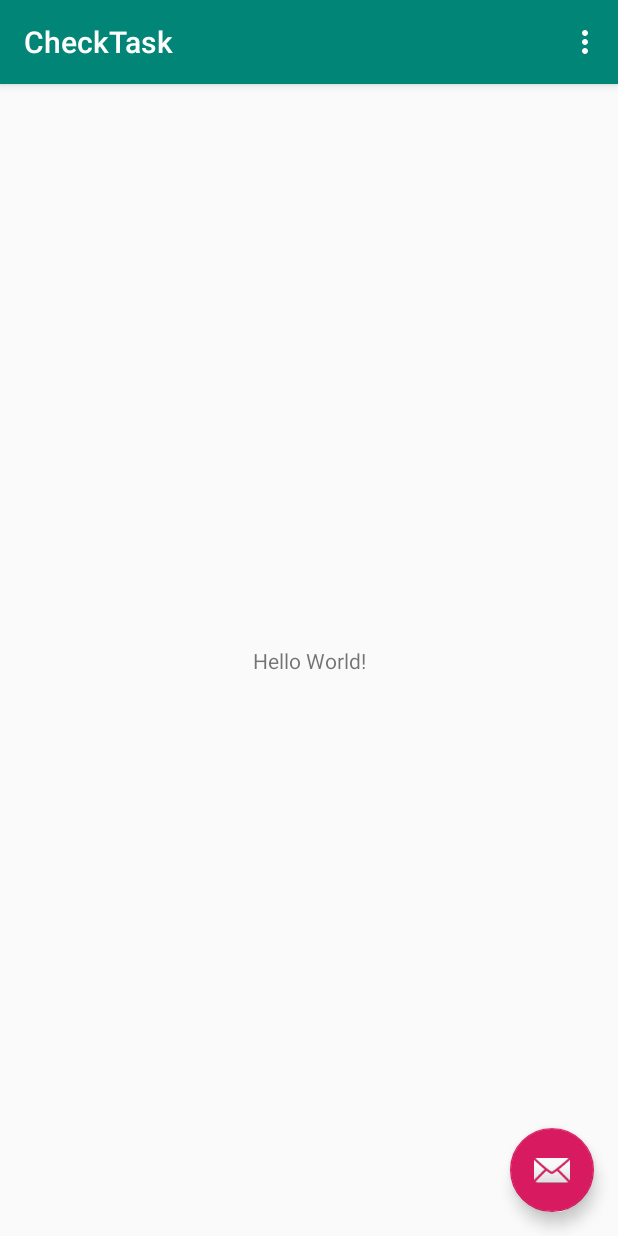
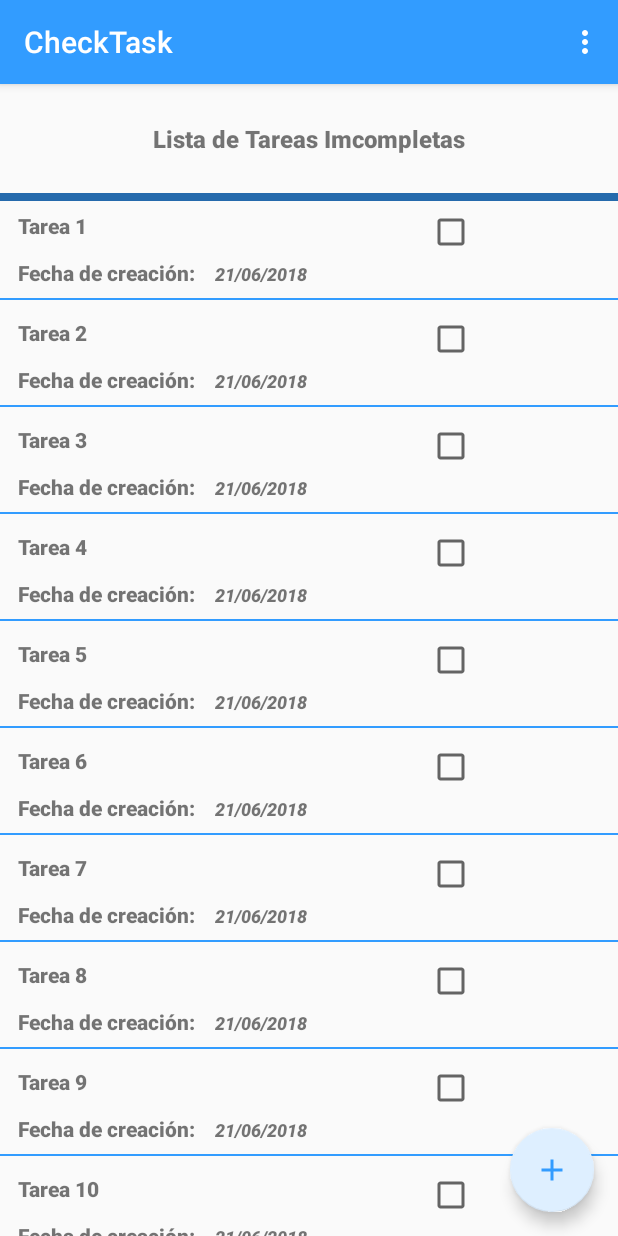
Before and after one commit to OliZisko/CheckTask, an Android app: the screen it shows after launch (MainActivity), on a phone screen of 412 x 824 dp. Run offline under Robolectric (Android 15) with nearby library versions, the phone set to English and light mode, and no system bars.

Commit message:
Vistas Tareas Incompletas (RecyclerView)

```diff
--- a/app/src/main/java/com/example/checktask/MainActivity.java
+++ b/app/src/main/java/com/example/checktask/MainActivity.java
@@ -4,12 +4,20 @@ import android.os.Bundle;
 import android.support.design.widget.FloatingActionButton;
 import android.support.design.widget.Snackbar;
 import android.support.v7.app.AppCompatActivity;
+import android.support.v7.widget.LinearLayoutManager;
+import android.support.v7.widget.RecyclerView;
 import android.support.v7.widget.Toolbar;
 import android.view.View;
 import android.view.Menu;
 import android.view.MenuItem;
 
+import java.util.LinkedList;
+
 public class MainActivity extends AppCompatActivity {
+    private final LinkedList<String> mTaskList = new LinkedList<>();
+    private RecyclerView mRecyclerView;
+    private TaskListAdapter taskAdapter;
+
 
     @Override
     protected void onCreate(Bundle savedInstanceState) {
@@ -17,13 +25,29 @@ public class MainActivity extends AppCompatActivity {
         setContentView(R.layout.activity_main);
         Toolbar toolbar = findViewById(R.id.toolbar);
         setSupportActionBar(toolbar);
-
+        for (int i = 1; i < 21; i++) {
+            mTaskList.addLast("Tarea " + i);
+        }
+        // Obtiene un handle para el RecyclerView.
+        mRecyclerView = findViewById(R.id.recyclerview);
+        // Crea un adapter y suministra los datos a ser mostrados.
+        taskAdapter = new TaskListAdapter(this, mTaskList);
+        // Conecta el adapter con el RecyclerView.
+        mRecyclerView.setAdapter(taskAdapter);
+        // Le da al RecyclerView un layout manager por defecto.
+        mRecyclerView.setLayoutManager(new LinearLayoutManager(this));
         FloatingActionButton fab = findViewById(R.id.fab);
         fab.setOnClickListener(new View.OnClickListener() {
             @Override
             public void onClick(View view) {
-                Snackbar.make(view, "Replace with your own action", Snackbar.LENGTH_LONG)
-                        .setAction("Action", null).show();
+                int wordListSize = mTaskList.size();
+                // Add a new word to the end of the wordList.
+                mTaskList.addLast("Tarea " + wordListSize);
+                // Notify the adapter, that the data has changed so it can
+                // update the RecyclerView to display the data.
+                mRecyclerView.getAdapter().notifyItemInserted(wordListSize);
+                // Scroll to the bottom.
+                mRecyclerView.smoothScrollToPosition(wordListSize);
             }
         });
     }
--- /dev/null
+++ b/app/src/main/java/com/example/checktask/TaskListAdapter.java
@@ -0,0 +1,68 @@
+package com.example.checktask;
+
+import android.content.Context;
+import android.support.annotation.NonNull;
+import android.support.v7.widget.RecyclerView;
+import android.view.LayoutInflater;
+import android.view.View;
+import android.view.ViewGroup;
+import android.widget.TextView;
+
+import java.util.LinkedList;
+
+public class TaskListAdapter extends RecyclerView.Adapter<TaskListAdapter.TaskViewHolder> {
+
+    private LinkedList<String> mTaskList;
+    private LayoutInflater mInflater;
+
+    public TaskListAdapter(Context context, LinkedList<String> taskList) {
+        mInflater = LayoutInflater.from(context);
+        this.mTaskList = taskList;
+    }
+
+    @NonNull
+    @Override
+    public TaskViewHolder onCreateViewHolder(@NonNull ViewGroup viewGroup, int i) {
+        View mItemView = mInflater.inflate(R.layout.tasks_imcomplete, viewGroup, false);
+        return new TaskViewHolder(mItemView, this);
+
+    }
+
+    @Override
+    public void onBindViewHolder(@NonNull TaskViewHolder taskViewHolder, int i) {
+        String mCurrent = mTaskList.get(i);
+        taskViewHolder.detailItemView.setText(mCurrent);
+
+    }
+
+    @Override
+    public int getItemCount() {
+        return mTaskList.size();
+    }
+
+    class TaskViewHolder extends RecyclerView.ViewHolder implements View.OnClickListener {
+        public final TextView detailItemView;
+        final TaskListAdapter taskAdapter;
+
+        public TaskViewHolder(View itemView, TaskListAdapter adapter) {
+            super(itemView);
+            detailItemView = itemView.findViewById(R.id.detailTask);
+            this.taskAdapter = adapter;
+            itemView.setOnClickListener(this);
+        }
+
+        @Override
+        public void onClick(View v) {
+            // Obtiene la posición del elemento al que se le hizo clic.
+            int mPosition = getLayoutPosition();
+            // Usado para tener acceso al elemento afectado en mWordList.
+            String element = mTaskList.get(mPosition);
+            // Cambia la palabra en la mWordList.
+            mTaskList.set(mPosition, "Clicked! " + element);
+            // Notifica al adapter, que los datos han cambiado de manera que
+            // actualice el RecyclerView para que muestre los datos.
+            taskAdapter.notifyDataSetChanged();
+        }
+    }
+
+}
--- /dev/null
+++ b/app/src/main/res/drawable-anydpi/ic_add_task.xml
@@ -0,0 +1,10 @@
+<vector xmlns:android="http://schemas.android.com/apk/res/android"
+    android:width="24dp"
+    android:height="24dp"
+    android:viewportWidth="24"
+    android:viewportHeight="24"
+    android:tint="#329CFF">
+    <path
+        android:fillColor="#FF000000"
+        android:pathData="M19,13h-6v6h-2v-6H5v-2h6V5h2v6h6v2z"/>
+</vector>
--- a/app/src/main/res/layout/activity_main.xml
+++ b/app/src/main/res/layout/activity_main.xml
@@ -28,6 +28,6 @@
         android:layout_height="wrap_content"
         android:layout_gravity="bottom|end"
         android:layout_margin="@dimen/fab_margin"
-        app:srcCompat="@android:drawable/ic_dialog_email" />
+        android:src="@drawable/ic_add_task" />
 
 </android.support.design.widget.CoordinatorLayout>
--- a/app/src/main/res/layout/content_main.xml
+++ b/app/src/main/res/layout/content_main.xml
@@ -1,5 +1,5 @@
 <?xml version="1.0" encoding="utf-8"?>
-<android.support.constraint.ConstraintLayout xmlns:android="http://schemas.android.com/apk/res/android"
+<RelativeLayout xmlns:android="http://schemas.android.com/apk/res/android"
     xmlns:app="http://schemas.android.com/apk/res-auto"
     xmlns:tools="http://schemas.android.com/tools"
     android:layout_width="match_parent"
@@ -9,12 +9,28 @@
     tools:showIn="@layout/activity_main">
 
     <TextView
+        android:id="@+id/titleTasks"
         android:layout_width="wrap_content"
         android:layout_height="wrap_content"
-        android:text="Hello World!"
-        app:layout_constraintBottom_toBottomOf="parent"
-        app:layout_constraintLeft_toLeftOf="parent"
-        app:layout_constraintRight_toRightOf="parent"
-        app:layout_constraintTop_toTopOf="parent" />
+        android:layout_centerHorizontal="true"
+        android:padding="25dp"
+        android:fontFamily="sans-serif-black"
+        android:textStyle="bold"
+        android:textSize="16sp"
+        android:text="Lista de Tareas Imcompletas" />
 
-</android.support.constraint.ConstraintLayout>
+    <View
+        android:id="@+id/divider"
+        android:layout_below="@id/titleTasks"
+        android:layout_width="match_parent"
+        android:layout_height="5dp"
+        android:background="@color/colorPrimaryDark" />
+
+    <android.support.v7.widget.RecyclerView
+        android:id="@+id/recyclerview"
+        android:layout_below="@+id/titleTasks"
+        android:layout_width="match_parent"
+        android:layout_height="wrap_content">
+    </android.support.v7.widget.RecyclerView>
+
+</RelativeLayout>
--- /dev/null
+++ b/app/src/main/res/layout/tasks_imcomplete.xml
@@ -0,0 +1,53 @@
+<?xml version="1.0" encoding="utf-8"?>
+<RelativeLayout xmlns:android="http://schemas.android.com/apk/res/android"
+    android:orientation="vertical" android:layout_width="match_parent"
+    android:layout_height="wrap_content">
+
+    <TextView
+        android:id="@+id/detailTask"
+        android:layout_width="wrap_content"
+        android:layout_height="wrap_content"
+        android:fontFamily="sans-serif-black"
+        android:textStyle="bold"
+        android:textSize="14sp"
+        android:padding="12dp"
+        android:text="Tarea prueba"/>
+    <TextView
+        android:id="@+id/dateTaski"
+        android:layout_below="@+id/detailTask"
+        android:layout_width="wrap_content"
+        android:layout_height="wrap_content"
+        android:fontFamily="sans-serif-black"
+        android:textStyle="bold"
+        android:textSize="14sp"
+        android:paddingLeft="12dp"
+        android:text="Fecha de creación: "/>
+    <TextView
+        android:id="@+id/dateTaskf"
+        android:layout_marginLeft="10dp"
+        android:layout_below="@+id/detailTask"
+        android:layout_toRightOf="@+id/dateTaski"
+        android:layout_width="wrap_content"
+        android:layout_height="wrap_content"
+        android:fontFamily="sans-serif-black"
+        android:textStyle="italic"
+        android:textSize="12sp"
+        android:layout_marginTop="2dp"
+        android:text="21/06/2018"/>
+    <CheckBox
+        android:id="@+id/checkTask"
+        android:layout_toRightOf="@+id/dateTaskf"
+        android:layout_marginTop="10dp"
+        android:layout_marginLeft="80dp"
+        android:layout_width="wrap_content"
+        android:layout_height="wrap_content" />
+
+    <View
+        android:id="@+id/divider"
+        android:layout_marginTop="8dp"
+        android:layout_below="@id/dateTaskf"
+        android:layout_width="match_parent"
+        android:layout_height="1dp"
+        android:background="@color/colorPrimary" />
+
+</RelativeLayout>
--- a/app/src/main/res/values/colors.xml
+++ b/app/src/main/res/values/colors.xml
@@ -1,6 +1,6 @@
 <?xml version="1.0" encoding="utf-8"?>
 <resources>
-    <color name="colorPrimary">#008577</color>
-    <color name="colorPrimaryDark">#00574B</color>
-    <color name="colorAccent">#D81B60</color>
+    <color name="colorPrimary">#329CFF</color>
+    <color name="colorPrimaryDark">#256AAC</color>
+    <color name="colorAccent">#DEEFFF</color>
 </resources>
```
Also changed, not shown: app/src/main/res/drawable-hdpi/ic_add_task.png (added), app/src/main/res/drawable-mdpi/ic_add_task.png (added), app/src/main/res/drawable-xhdpi/ic_add_task.png (added), app/src/main/res/drawable-xxhdpi/ic_add_task.png (added).
